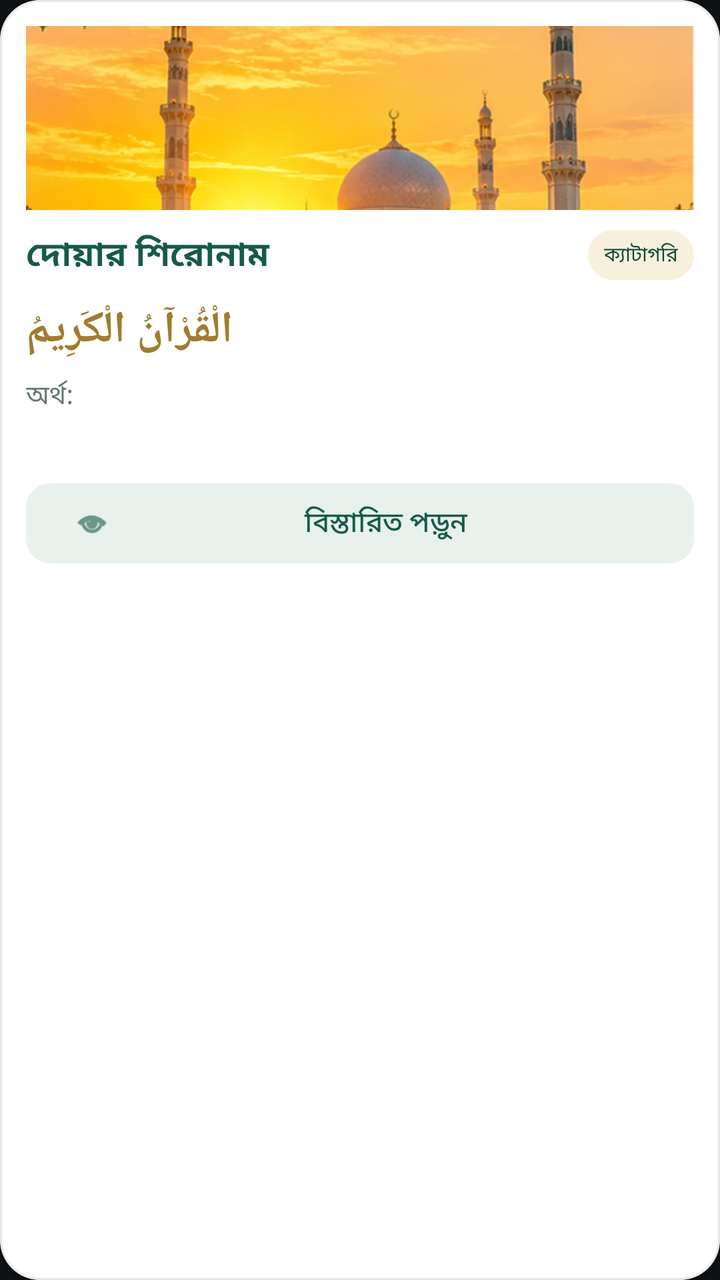
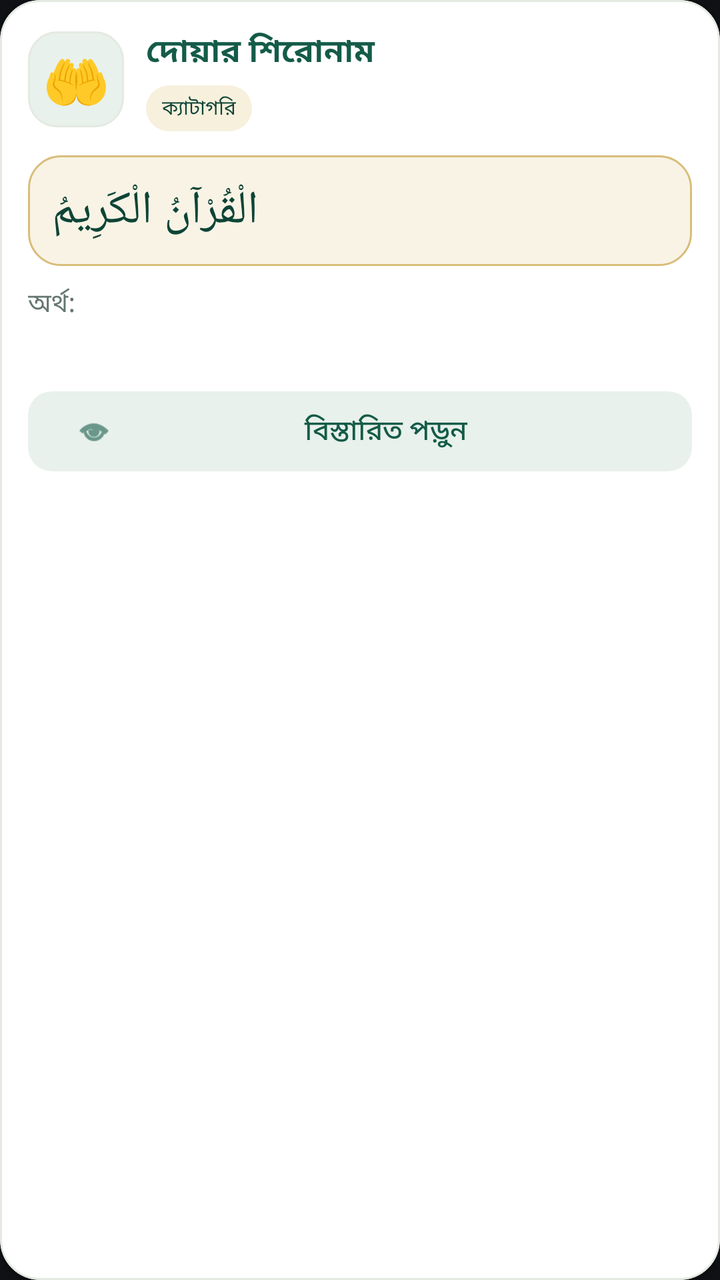

Screens rendered from an Android XML layout before and after an edit, with the pre-edit source and the edit as a unified diff.
<!-- AndroidManifest.xml: application theme Theme.IslamicAlarm -->
<!-- res/layout/item_dua.xml -->
<?xml version="1.0" encoding="utf-8"?>
<com.google.android.material.card.MaterialCardView xmlns:android="http://schemas.android.com/apk/res/android"
    xmlns:app="http://schemas.android.com/apk/res-auto"
    android:layout_width="match_parent"
    android:layout_height="wrap_content"
    android:layout_marginHorizontal="14dp"
    android:layout_marginVertical="7dp"
    android:clickable="true"
    android:focusable="true"
    app:cardBackgroundColor="@color/dua_surface"
    app:cardCornerRadius="20dp"
    app:cardElevation="2dp"
    app:strokeColor="@color/dua_border"
    app:strokeWidth="1dp">

    <LinearLayout
        android:layout_width="match_parent"
        android:layout_height="wrap_content"
        android:orientation="vertical"
        android:padding="13dp">

        <ImageView
            android:id="@+id/ivDuaIllustration"
            android:layout_width="match_parent"
            android:layout_height="92dp"
            android:contentDescription="ইসলামিক বিষয়ভিত্তিক ছবি"
            android:scaleType="centerCrop"
            android:src="@drawable/dua_cat_mosque" />

        <LinearLayout
            android:layout_width="match_parent"
            android:layout_height="wrap_content"
            android:layout_marginTop="10dp"
            android:gravity="center_vertical"
            android:orientation="horizontal">

            <TextView
                android:id="@+id/tvDuaTitle"
                android:layout_width="0dp"
                android:layout_height="wrap_content"
                android:layout_weight="1"
                android:text="দোয়ার শিরোনাম"
                android:textColor="@color/dua_primary"
                android:textSize="17sp"
                android:textStyle="bold" />

            <TextView
                android:id="@+id/tvDuaCategoryTag"
                android:layout_width="wrap_content"
                android:layout_height="wrap_content"
                android:background="@drawable/bg_dua_count"
                android:paddingHorizontal="8dp"
                android:paddingVertical="5dp"
                android:text="ক্যাটাগরি"
                android:textColor="@color/dua_primary_dark"
                android:textSize="10sp" />
        </LinearLayout>

        <TextView
            android:id="@+id/tvDuaArabic"
            android:layout_width="match_parent"
            android:layout_height="wrap_content"
            android:layout_marginTop="10dp"
            android:ellipsize="end"
            android:gravity="end"
            android:lineSpacingExtra="4dp"
            android:maxLines="3"
            android:text="الْقُرْآنُ الْكَرِيمُ"
            android:textColor="#A17B2E"
            android:textSize="22sp"
            android:textStyle="bold" />

        <TextView
            android:id="@+id/tvDuaTranslation"
            android:layout_width="match_parent"
            android:layout_height="wrap_content"
            android:layout_marginTop="8dp"
            android:ellipsize="end"
            android:maxLines="2"
            android:text="অর্থ:"
            android:textColor="@color/dua_muted"
            android:textSize="13sp" />

        <TextView
            android:id="@+id/tvDuaWhen"
            android:layout_width="match_parent"
            android:layout_height="wrap_content"
            android:layout_marginTop="7dp"
            android:textColor="@color/dua_muted"
            android:textSize="12sp" />

        <com.google.android.material.button.MaterialButton
            android:id="@+id/btnOpenDuaDetail"
            style="@style/Widget.Material3.Button.TonalButton"
            android:layout_width="match_parent"
            android:layout_height="wrap_content"
            android:layout_marginTop="7dp"
            android:text="বিস্তারিত পড়ুন"
            android:textColor="@color/dua_primary"
            app:backgroundTint="@color/dua_soft_green"
            app:cornerRadius="12dp"
            app:icon="@android:drawable/ic_menu_view"
            app:iconTint="@color/dua_primary" />
    </LinearLayout>
</com.google.android.material.card.MaterialCardView>
<!-- resources referenced by this layout -->
<resources>
  <color name="dua_border">#E4E9E2</color>
  <color name="dua_muted">#64766F</color>
  <color name="dua_primary">#145B48</color>
  <color name="dua_primary_dark">#0D4436</color>
  <color name="dua_soft_green">#E8F1EB</color>
  <color name="dua_surface">#FFFFFF</color>
  <!-- drawable bg_dua_count (drawable) -->
  <?xml version="1.0" encoding="utf-8"?>
  <shape xmlns:android="http://schemas.android.com/apk/res/android">
      <solid android:color="#F7F0DD"/>
      <corners android:radius="30dp"/>
  </shape>
  <!-- drawable dua_cat_mosque: png bitmap (drawable-nodpi, 410204 bytes) -->
  <style name="Theme.IslamicAlarm" parent="Theme.Material3.DayNight.NoActionBar">
          <item name="colorPrimary">@color/primary</item>
          <item name="colorPrimaryDark">@color/primary_variant</item>
          <item name="colorSecondary">@color/secondary</item>
          <item name="android:statusBarColor">@color/primary_variant</item>
          <item name="android:windowBackground">@color/background</item>
      </style>
  <color name="primary">#0F1115</color>
  <color name="primary_variant">#0A0B0E</color>
  <color name="secondary">#D4AF37</color>
  <color name="background">#0F1115</color>
</resources>

<!-- the commit's change to res/layout/item_dua.xml (unified diff, before → after) -->
@@ -17,66 +17,76 @@
         android:layout_width="match_parent"
         android:layout_height="wrap_content"
         android:orientation="vertical"
-        android:padding="13dp">
-
-        <ImageView
-            android:id="@+id/ivDuaIllustration"
-            android:layout_width="match_parent"
-            android:layout_height="92dp"
-            android:contentDescription="ইসলামিক বিষয়ভিত্তিক ছবি"
-            android:scaleType="centerCrop"
-            android:src="@drawable/dua_cat_mosque" />
+        android:padding="14dp">
 
         <LinearLayout
             android:layout_width="match_parent"
             android:layout_height="wrap_content"
-            android:layout_marginTop="10dp"
             android:gravity="center_vertical"
             android:orientation="horizontal">
 
             <TextView
-                android:id="@+id/tvDuaTitle"
+                android:id="@+id/tvDuaIcon"
+                android:layout_width="48dp"
+                android:layout_height="48dp"
+                android:background="@drawable/bg_dua_artwork"
+                android:gravity="center"
+                android:text="🤲"
+                android:textSize="27sp" />
+
+            <LinearLayout
                 android:layout_width="0dp"
                 android:layout_height="wrap_content"
+                android:layout_marginStart="11dp"
                 android:layout_weight="1"
-                android:text="দোয়ার শিরোনাম"
-                android:textColor="@color/dua_primary"
-                android:textSize="17sp"
-                android:textStyle="bold" />
+                android:orientation="vertical">
 
-            <TextView
-                android:id="@+id/tvDuaCategoryTag"
-                android:layout_width="wrap_content"
-                android:layout_height="wrap_content"
-                android:background="@drawable/bg_dua_count"
-                android:paddingHorizontal="8dp"
-                android:paddingVertical="5dp"
-                android:text="ক্যাটাগরি"
-                android:textColor="@color/dua_primary_dark"
-                android:textSize="10sp" />
+                <TextView
+                    android:id="@+id/tvDuaTitle"
+                    android:layout_width="match_parent"
+                    android:layout_height="wrap_content"
+                    android:text="দোয়ার শিরোনাম"
+                    android:textColor="@color/dua_primary"
+                    android:textSize="16sp"
+                    android:textStyle="bold" />
+
+                <TextView
+                    android:id="@+id/tvDuaCategoryTag"
+                    android:layout_width="wrap_content"
+                    android:layout_height="wrap_content"
+                    android:layout_marginTop="5dp"
+                    android:background="@drawable/bg_dua_count"
+                    android:paddingHorizontal="8dp"
+                    android:paddingVertical="4dp"
+                    android:text="ক্যাটাগরি"
+                    android:textColor="@color/dua_primary_dark"
+                    android:textSize="10sp" />
+            </LinearLayout>
         </LinearLayout>
 
         <TextView
             android:id="@+id/tvDuaArabic"
             android:layout_width="match_parent"
             android:layout_height="wrap_content"
-            android:layout_marginTop="10dp"
-            android:ellipsize="end"
+            android:layout_marginTop="12dp"
+            android:background="@drawable/bg_arabic_verse"
             android:gravity="end"
-            android:lineSpacingExtra="4dp"
-            android:maxLines="3"
+            android:lineSpacingExtra="5dp"
+            android:maxLines="4"
+            android:padding="12dp"
             android:text="الْقُرْآنُ الْكَرِيمُ"
-            android:textColor="#A17B2E"
-            android:textSize="22sp"
-            android:textStyle="bold" />
+            android:textColor="@color/dua_primary_dark"
+            android:textDirection="rtl"
+            android:textSize="23sp"
+            android:fontFamily="serif" />
 
         <TextView
             android:id="@+id/tvDuaTranslation"
             android:layout_width="match_parent"
             android:layout_height="wrap_content"
-            android:layout_marginTop="8dp"
+            android:layout_marginTop="9dp"
             android:ellipsize="end"
-            android:maxLines="2"
+            android:maxLines="3"
             android:text="অর্থ:"
             android:textColor="@color/dua_muted"
             android:textSize="13sp" />
<!-- resource entries referenced after the edit -->
@@ -6,13 +6,31 @@
   <color name="dua_primary_dark">#0D4436</color>
   <color name="dua_soft_green">#E8F1EB</color>
   <color name="dua_surface">#FFFFFF</color>
+  <!-- drawable bg_arabic_verse (drawable) -->
+  <?xml version="1.0" encoding="utf-8"?>
+  <shape xmlns:android="http://schemas.android.com/apk/res/android"
+      android:shape="rectangle">
+      <solid android:color="#F8F3E5" />
+      <stroke
+          android:width="1dp"
+          android:color="#D8BD7A" />
+      <corners android:radius="16dp" />
+  </shape>
+  <!-- drawable bg_dua_artwork (drawable) -->
+  <?xml version="1.0" encoding="utf-8"?>
+  <shape xmlns:android="http://schemas.android.com/apk/res/android">
+      <solid android:color="@color/dua_soft_green" />
+      <corners android:radius="14dp" />
+      <stroke
+          android:width="1dp"
+          android:color="@color/dua_border" />
+  </shape>
   <!-- drawable bg_dua_count (drawable) -->
   <?xml version="1.0" encoding="utf-8"?>
   <shape xmlns:android="http://schemas.android.com/apk/res/android">
       <solid android:color="#F7F0DD"/>
       <corners android:radius="30dp"/>
   </shape>
-  <!-- drawable dua_cat_mosque: png bitmap (drawable-nodpi, 410204 bytes) -->
   <style name="Theme.IslamicAlarm" parent="Theme.Material3.DayNight.NoActionBar">
           <item name="colorPrimary">@color/primary</item>
           <item name="colorPrimaryDark">@color/primary_variant</item>
